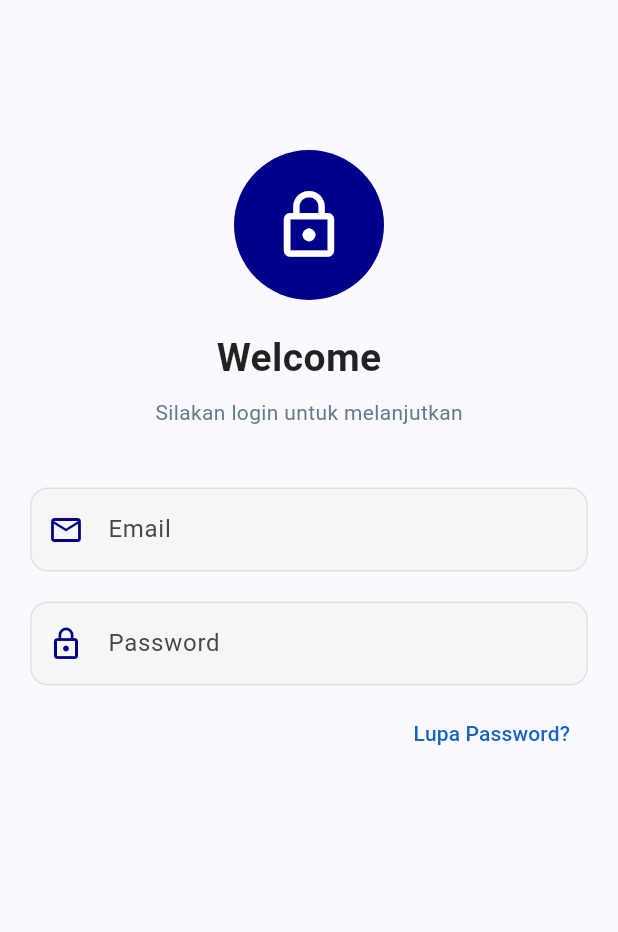
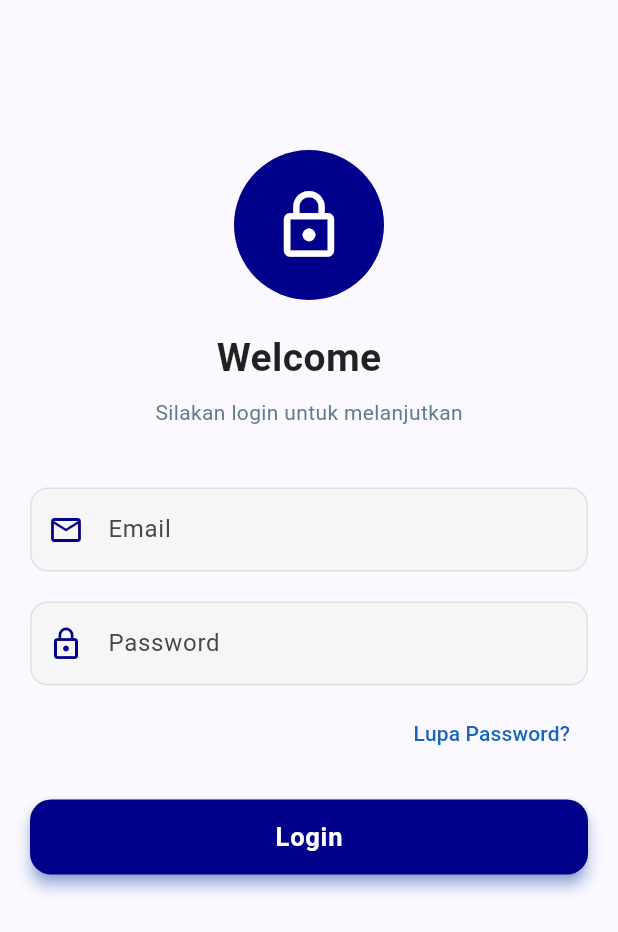
Before and after one commit to rismanitalst/tugas_splash, a Flutter app: the Login screen opened directly, on a phone screen of 412 x 824 dp. Shown: the top 932 px of the screen. Run offline on Flutter 3.47's test engine with Material 3 defaults, Android fonts, the phone set to English and light mode, and no system bars.

Commit message:
create login button

```diff
--- a/lib/screen/login.dart
+++ b/lib/screen/login.dart
@@ -119,6 +119,41 @@ class Login extends StatelessWidget {
                   ),
                 ),
               ),
+
+              const SizedBox(height: 20),
+              //Tombol Login
+              SizedBox(
+                width: double.infinity,
+                height: 50,
+                child: ElevatedButton(
+                  onPressed: () {
+                    ScaffoldMessenger.of(context).showSnackBar(
+                      const SnackBar(
+                        content: Text("Login berhasil! 🔐", textAlign: TextAlign.center),
+                        duration: Duration(seconds: 2),
+                      ),
+                    );
+                  },
+                  style: ElevatedButton.styleFrom(
+                    backgroundColor: const Color(0xFF00008B), // biru tua elegan
+                    foregroundColor: Colors.white,
+                    shape: RoundedRectangleBorder(
+                      borderRadius: BorderRadius.circular(14), // lebih halus
+                    ),
+                    elevation: 4, // efek sedikit naik
+                    shadowColor: Colors.blueAccent,
+                  ),
+                  child: const Text(
+                    "Login",
+                    style: TextStyle(
+                      fontSize: 17,
+                      fontWeight: FontWeight.w600,
+                      letterSpacing: 0.5,
+                    ),
+                  ),
+                ),
+              ),
+
             ],
           ),
           ),
```
